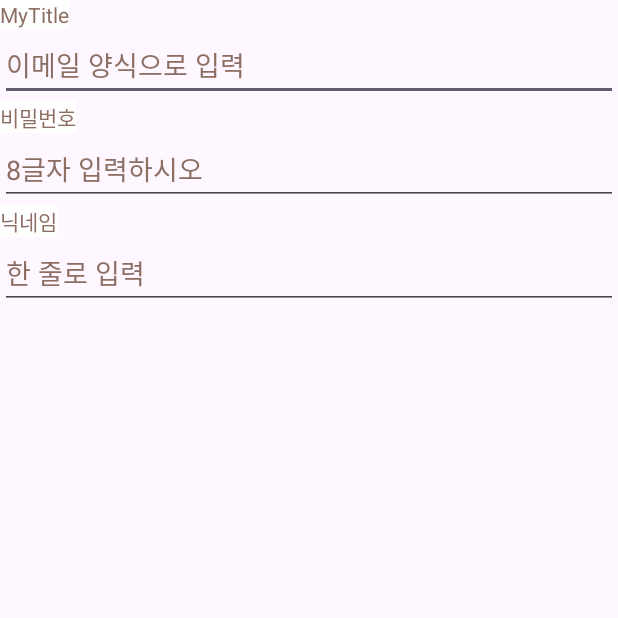
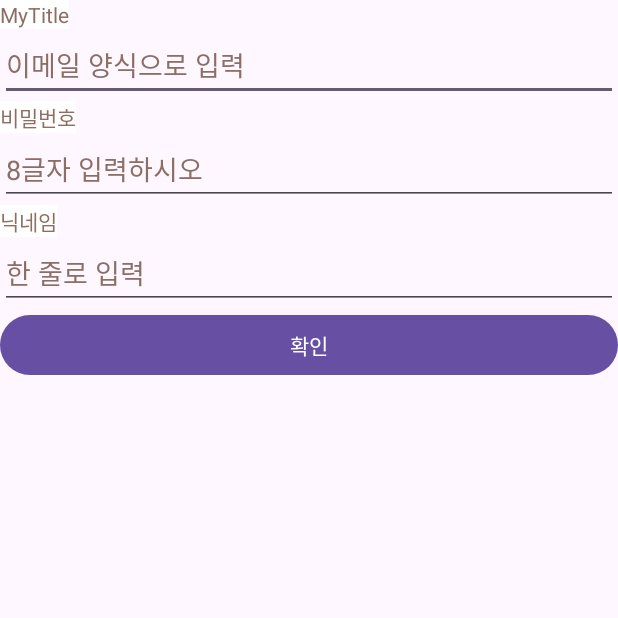
Before and after one commit to msm031/Signup1, an Android app: the screen it shows after launch (MainActivity), on a phone screen of 412 x 824 dp, the top half of it. Run offline under Robolectric (Android 15) with nearby library versions, the phone set to English and light mode, and no system bars.

Commit message:
button 체험

```diff
--- a/app/src/main/res/layout/activity_main.xml
+++ b/app/src/main/res/layout/activity_main.xml
@@ -61,6 +61,11 @@
 
         tools:ignore="LabelFor,SpeakableTextPresentCheck,TextFields,TouchTargetSizeCheck,VisualLintTextFieldSize" />
 
+<Button
+    android:layout_width="match_parent"
+    android:layout_height="wrap_content"
+    android:text="@string/확인"
+    tools:ignore="VisualLintButtonSize" />
 
 
 
--- a/app/src/main/res/values/strings.xml
+++ b/app/src/main/res/values/strings.xml
@@ -6,4 +6,5 @@
     <string name="암호입력갯수">8글자 입력하시오</string>
     <string name="닉네임">닉네임</string>
     <string name="한줄로입력">한 줄로 입력</string>
+    <string name="확인">확인</string>
 </resources>
```
